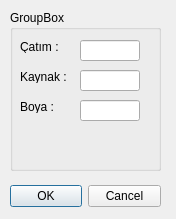
Old version of the form addmanu.ui in the repository sbabadag/Steel_Report.
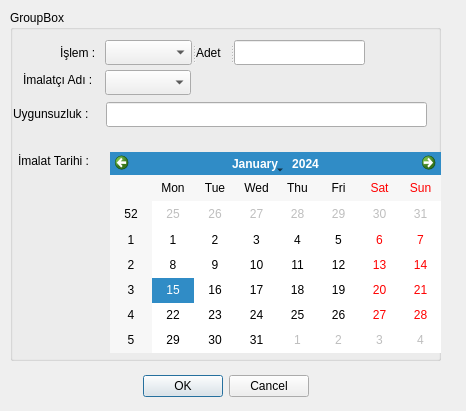
New version of the form.

```diff
--- a/addmanu.ui
+++ b/addmanu.ui
@@ -6,8 +6,8 @@
    <rect>
     <x>0</x>
     <y>0</y>
-    <width>176</width>
-    <height>219</height>
+    <width>466</width>
+    <height>411</height>
    </rect>
   </property>
   <property name="windowTitle">
@@ -17,8 +17,8 @@
    <property name="geometry">
     <rect>
      <x>10</x>
-     <y>180</y>
-     <width>151</width>
+     <y>370</y>
+     <width>431</width>
      <height>32</height>
     </rect>
    </property>
@@ -34,84 +34,128 @@
     <rect>
      <x>10</x>
      <y>10</y>
-     <width>151</width>
-     <height>161</height>
+     <width>431</width>
+     <height>351</height>
     </rect>
    </property>
    <property name="title">
     <string>GroupBox</string>
    </property>
-   <widget class="QLineEdit" name="lineEdit_2">
+   <widget class="QComboBox" name="comboBox_2">
     <property name="geometry">
      <rect>
-      <x>70</x>
+      <x>95</x>
       <y>60</y>
-      <width>60</width>
-      <height>21</height>
-     </rect>
-    </property>
-   </widget>
-   <widget class="QLineEdit" name="lineEdit">
-    <property name="geometry">
-     <rect>
-      <x>70</x>
-      <y>30</y>
-      <width>60</width>
-      <height>21</height>
-     </rect>
-    </property>
-    <property name="clearButtonEnabled">
-     <bool>true</bool>
-    </property>
-   </widget>
-   <widget class="QLabel" name="label_3">
-    <property name="geometry">
-     <rect>
-      <x>10</x>
-      <y>90</y>
-      <width>47</width>
-      <height>13</height>
-     </rect>
-    </property>
-    <property name="text">
-     <string>Boya : </string>
-    </property>
-   </widget>
-   <widget class="QLineEdit" name="lineEdit_3">
-    <property name="geometry">
-     <rect>
-      <x>70</x>
-      <y>90</y>
-      <width>60</width>
-      <height>21</height>
+      <width>86</width>
+      <height>25</height>
      </rect>
     </property>
    </widget>
    <widget class="QLabel" name="label_2">
     <property name="geometry">
      <rect>
-      <x>10</x>
-      <y>60</y>
-      <width>47</width>
-      <height>13</height>
+      <x>50</x>
+      <y>34</y>
+      <width>41</width>
+      <height>17</height>
      </rect>
     </property>
     <property name="text">
-     <string>Kaynak : </string>
+     <string>İşlem : </string>
     </property>
    </widget>
-   <widget class="QLabel" name="label">
+   <widget class="QLabel" name="label_3">
     <property name="geometry">
      <rect>
-      <x>10</x>
+      <x>13</x>
+      <y>61</y>
+      <width>81</width>
+      <height>17</height>
+     </rect>
+    </property>
+    <property name="text">
+     <string>İmalatçı Adı :  </string>
+    </property>
+   </widget>
+   <widget class="QCalendarWidget" name="calendarWidget">
+    <property name="geometry">
+     <rect>
+      <x>100</x>
+      <y>142</y>
+      <width>331</width>
+      <height>201</height>
+     </rect>
+    </property>
+   </widget>
+   <widget class="QLabel" name="label_4">
+    <property name="geometry">
+     <rect>
+      <x>8</x>
+      <y>142</y>
+      <width>81</width>
+      <height>17</height>
+     </rect>
+    </property>
+    <property name="text">
+     <string>İmalat Tarihi :  </string>
+    </property>
+   </widget>
+   <widget class="QLineEdit" name="lineEdit_2">
+    <property name="geometry">
+     <rect>
+      <x>96</x>
+      <y>92</y>
+      <width>321</width>
+      <height>25</height>
+     </rect>
+    </property>
+   </widget>
+   <widget class="QLabel" name="label_5">
+    <property name="geometry">
+     <rect>
+      <x>3</x>
+      <y>95</y>
+      <width>91</width>
+      <height>17</height>
+     </rect>
+    </property>
+    <property name="text">
+     <string>Uygunsuzluk :   </string>
+    </property>
+   </widget>
+   <widget class="QSplitter" name="splitter">
+    <property name="geometry">
+     <rect>
+      <x>95</x>
       <y>30</y>
-      <width>47</width>
-      <height>13</height>
+      <width>260</width>
+      <height>25</height>
      </rect>
     </property>
-    <property name="text">
-     <string>Çatım : </string>
+    <property name="orientation">
+     <enum>Qt::Horizontal</enum>
     </property>
+    <widget class="QComboBox" name="comboBox">
+     <property name="currentText">
+      <string/>
+     </property>
+    </widget>
+    <widget class="QLabel" name="label">
+     <property name="text">
+      <string>Adet </string>
+     </property>
+    </widget>
+    <widget class="QLineEdit" name="lineEdit">
+     <property name="minimumSize">
+      <size>
+       <width>30</width>
+       <height>0</height>
+      </size>
+     </property>
+     <property name="clearButtonEnabled">
+      <bool>true</bool>
+     </property>
+    </widget>
    </widget>
   </widget>
  </widget>
```
Left out of the diff: 2 changed lines with no effect on the pictures.
